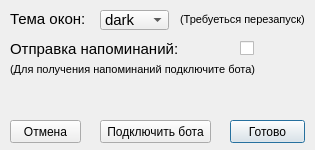
itKillerWhale/day_planner, file ui/Settings.ui: the form before one commit.
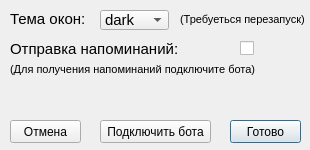
The form after the commit.

The edit to the form file:
```diff
--- a/ui/Settings.ui
+++ b/ui/Settings.ui
@@ -6,19 +6,19 @@
    <rect>
     <x>0</x>
     <y>0</y>
-    <width>315</width>
+    <width>310</width>
     <height>150</height>
    </rect>
   </property>
   <property name="minimumSize">
    <size>
-    <width>315</width>
+    <width>310</width>
     <height>150</height>
    </size>
   </property>
   <property name="maximumSize">
    <size>
-    <width>315</width>
+    <width>310</width>
     <height>150</height>
    </size>
   </property>
@@ -97,7 +97,7 @@
     <rect>
      <x>230</x>
      <y>120</y>
-     <width>75</width>
+     <width>71</width>
      <height>23</height>
     </rect>
    </property>
```
Left out of the diff: 3 changed lines with no effect on the pictures.
